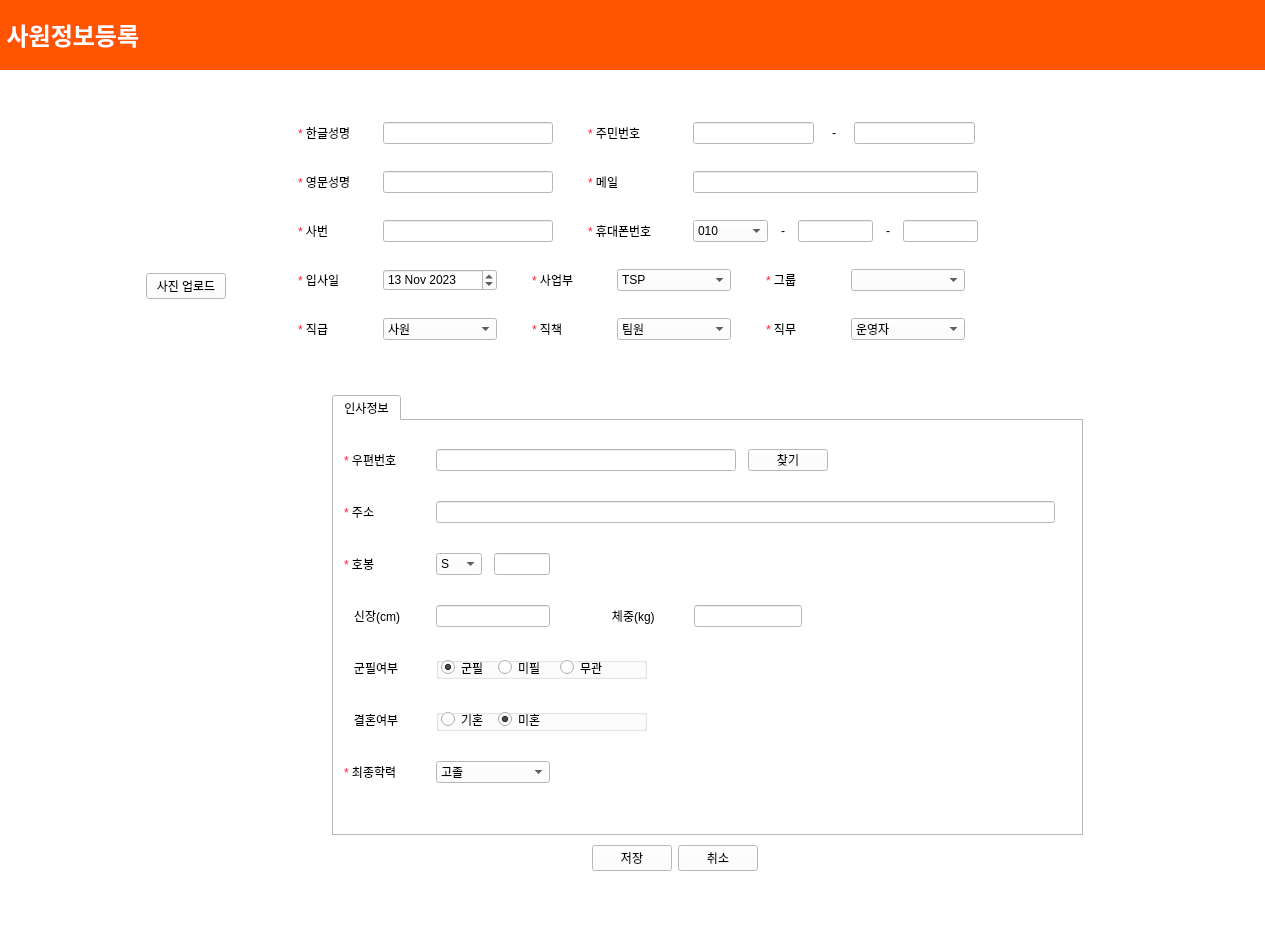
This is emp_regist.ui in hyeona-jeong/HRIS as Qt 5 draws it before an edit. The edited form follows.
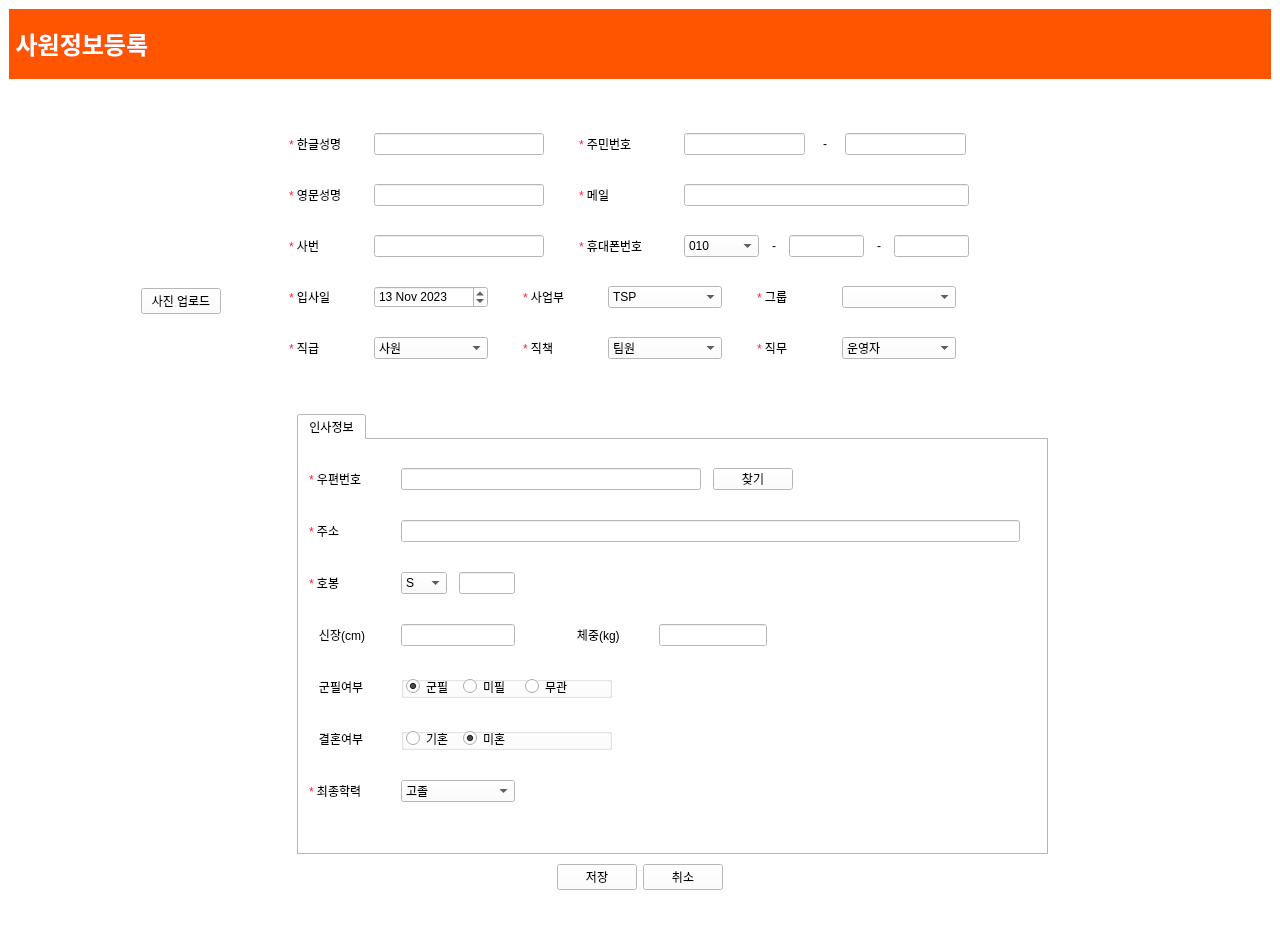
This is the edited form. Icons and pictures are not drawn.

What changed in the file:
```diff
--- a/emp_regist.ui
+++ b/emp_regist.ui
@@ -6,7 +6,7 @@
    <rect>
     <x>0</x>
     <y>0</y>
-    <width>1265</width>
+    <width>1280</width>
     <height>939</height>
    </rect>
   </property>
@@ -466,15 +466,8 @@
     <normaloff>windowicon.jpg</normaloff>windowicon.jpg</iconset>
   </property>
   <widget class="QWidget" name="regist">
-   <widget class="QWidget" name="verticalLayoutWidget_3">
-    <property name="geometry">
-     <rect>
-      <x>0</x>
-      <y>0</y>
-      <width>1350</width>
-      <height>911</height>
-     </rect>
-    </property>
+   <layout class="QVBoxLayout" name="verticalLayout_2">
+    <item>
     <layout class="QVBoxLayout" name="regLayout" stretch="0,3,4,0,0">
      <property name="spacing">
       <number>10</number>
@@ -2697,7 +2690,8 @@
       </spacer>
      </item>
     </layout>
-   </widget>
+    </item>
+   </layout>
   </widget>
  </widget>
  <resources/>
```
Lines whose indentation alone changed are shown as unchanged.
